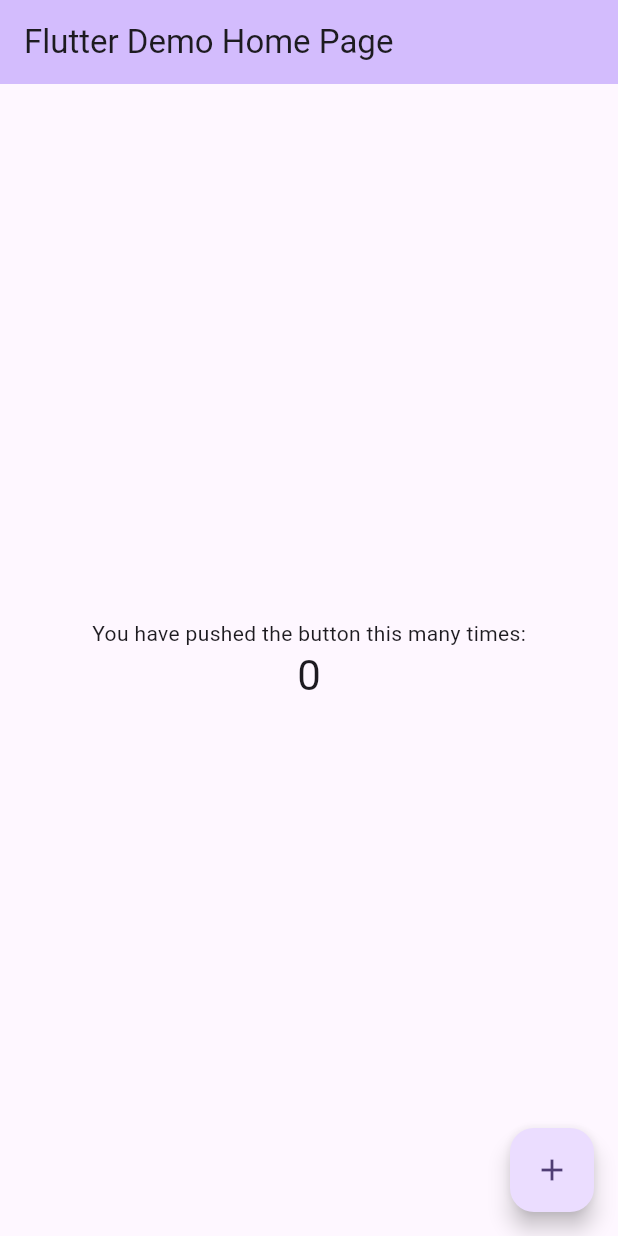
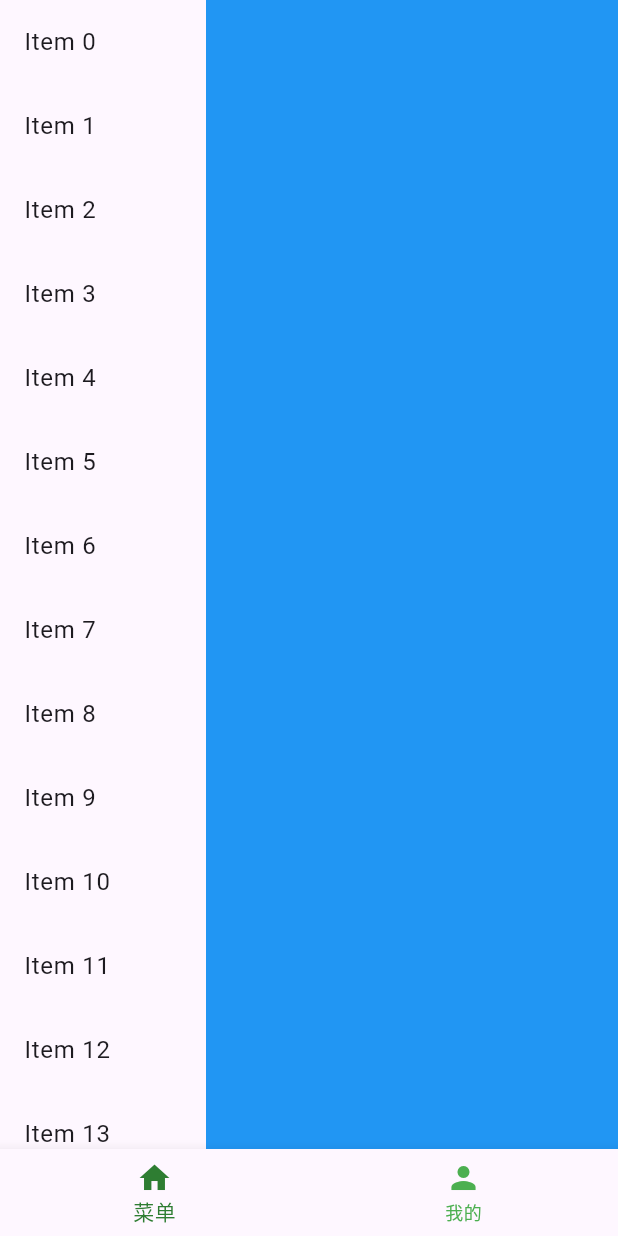
Before and after one commit to Fall-H/n-order-dishes, a Flutter app: the screen it shows after launch, on a phone screen of 412 x 824 dp. Run offline on Flutter 3.47's test engine with Material 3 defaults, Android fonts, the phone set to English and light mode, and no system bars.

Commit message:
增加页面

```diff
--- a/app_ui/lib/main.dart
+++ b/app_ui/lib/main.dart
@@ -1,125 +1,65 @@
+import 'package:app_ui/page/homePage.dart';
+import 'package:app_ui/page/profilePage.dart';
 import 'package:flutter/material.dart';
 
 void main() {
-  runApp(const MyApp());
+  runApp(const MainApp());
 }
 
-class MyApp extends StatelessWidget {
-  const MyApp({super.key});
+class MainApp extends StatelessWidget {
+  const MainApp({super.key});
 
-  // This widget is the root of your application.
   @override
   Widget build(BuildContext context) {
-    return MaterialApp(
-      title: 'Flutter Demo',
-      theme: ThemeData(
-        // This is the theme of your application.
-        //
-        // TRY THIS: Try running your application with "flutter run". You'll see
-        // the application has a purple toolbar. Then, without quitting the app,
-        // try changing the seedColor in the colorScheme below to Colors.green
-        // and then invoke "hot reload" (save your changes or press the "hot
-        // reload" button in a Flutter-supported IDE, or press "r" if you used
-        // the command line to start the app).
-        //
-        // Notice that the counter didn't reset back to zero; the application
-        // state is not lost during the reload. To reset the state, use hot
-        // restart instead.
-        //
-        // This works for code too, not just values: Most code changes can be
-        // tested with just a hot reload.
-        colorScheme: ColorScheme.fromSeed(seedColor: Colors.deepPurple),
-        useMaterial3: true,
-      ),
-      home: const MyHomePage(title: 'Flutter Demo Home Page'),
+    return const MaterialApp(
+      home: MainPage(),
     );
   }
 }
 
-class MyHomePage extends StatefulWidget {
-  const MyHomePage({super.key, required this.title});
-
-  // This widget is the home page of your application. It is stateful, meaning
-  // that it has a State object (defined below) that contains fields that affect
-  // how it looks.
-
-  // This class is the configuration for the state. It holds the values (in this
-  // case the title) provided by the parent (in this case the App widget) and
-  // used by the build method of the State. Fields in a Widget subclass are
-  // always marked "final".
-
-  final String title;
+class MainPage extends StatefulWidget {
+  const MainPage({super.key});
 
   @override
-  State<MyHomePage> createState() => _MyHomePageState();
+  State<MainPage> createState() => _MainPageState();
 }
 
-class _MyHomePageState extends State<MyHomePage> {
-  int _counter = 0;
+class _MainPageState extends State<MainPage> {
+  int _selectedIndex = 0;
 
-  void _incrementCounter() {
+  static final List<Widget> _widgetOptions = <Widget>[
+    const HomePage(),
+    const ProfilePage()
+  ];
+
+  void _onItemTapped(int index) {
     setState(() {
-      // This call to setState tells the Flutter framework that something has
-      // changed in this State, which causes it to rerun the build method below
-      // so that the display can reflect the updated values. If we changed
-      // _counter without calling setState(), then the build method would not be
-      // called again, and so nothing would appear to happen.
-      _counter++;
+      _selectedIndex = index;
     });
   }
 
   @override
   Widget build(BuildContext context) {
-    // This method is rerun every time setState is called, for instance as done
-    // by the _incrementCounter method above.
-    //
-    // The Flutter framework has been optimized to make rerunning build methods
-    // fast, so that you can just rebuild anything that needs updating rather
-    // than having to individually change instances of widgets.
     return Scaffold(
-      appBar: AppBar(
-        // TRY THIS: Try changing the color here to a specific color (to
-        // Colors.amber, perhaps?) and trigger a hot reload to see the AppBar
-        // change color while the other colors stay the same.
-        backgroundColor: Theme.of(context).colorScheme.inversePrimary,
-        // Here we take the value from the MyHomePage object that was created by
-        // the App.build method, and use it to set our appbar title.
-        title: Text(widget.title),
+      appBar: null,
+      body: Center(
+        child: _widgetOptions.elementAt(_selectedIndex),
       ),
-      body: Center(
-        // Center is a layout widget. It takes a single child and positions it
-        // in the middle of the parent.
-        child: Column(
-          // Column is also a layout widget. It takes a list of children and
-          // arranges them vertically. By default, it sizes itself to fit its
-          // children horizontally, and tries to be as tall as its parent.
-          //
-          // Column has various properties to control how it sizes itself and
-          // how it positions its children. Here we use mainAxisAlignment to
-          // center the children vertically; the main axis here is the vertical
-          // axis because Columns are vertical (the cross axis would be
-          // horizontal).
-          //
-          // TRY THIS: Invoke "debug painting" (choose the "Toggle Debug Paint"
-          // action in the IDE, or press "p" in the console), to see the
-          // wireframe for each widget.
-          mainAxisAlignment: MainAxisAlignment.center,
-          children: <Widget>[
-            const Text(
-              'You have pushed the button this many times:',
-            ),
-            Text(
-              '$_counter',
-              style: Theme.of(context).textTheme.headlineMedium,
-            ),
-          ],
-        ),
+      bottomNavigationBar: BottomNavigationBar(
+        items: <BottomNavigationBarItem>[
+          _createCustomBottomNavigationBarItem(Icons.home, '菜单', 0),
+          _createCustomBottomNavigationBarItem(Icons.person, '我的', 2),
+        ],
+        currentIndex: _selectedIndex,
+        selectedItemColor: const Color(0xff2e7d32),
+        unselectedItemColor: const Color(0xff4caf50),
+        onTap: _onItemTapped,
       ),
-      floatingActionButton: FloatingActionButton(
-        onPressed: _incrementCounter,
-        tooltip: 'Increment',
-        child: const Icon(Icons.add),
-      ), // This trailing comma makes auto-formatting nicer for build methods.
     );
   }
+
+  BottomNavigationBarItem _createCustomBottomNavigationBarItem(
+      IconData icon, String title, int index) {
+    return BottomNavigationBarItem(icon: Icon(icon), label: title);
+  }
 }
--- /dev/null
+++ b/app_ui/lib/page/homePage.dart
@@ -0,0 +1,39 @@
+import 'package:flutter/material.dart';
+
+class HomePage extends StatefulWidget {
+  const HomePage({super.key});
+
+  @override
+  State<HomePage> createState() => _HomePageState();
+}
+
+class _HomePageState extends State<HomePage> {
+  List<String> items = List.generate(100, (index) => 'Item $index');
+
+  @override
+  Widget build(BuildContext context) {
+    return Scaffold(
+      body: Row(
+        children: <Widget>[
+          Expanded(
+            flex: 1,
+            child: ListView.builder(
+              // 列表项的数量
+              itemCount: items.length,
+              // 为每个列表项构建 Widget
+              itemBuilder: (context, index) {
+                return ListTile(
+                  title: Text(items[index]),
+                );
+              },
+            ),
+          ),
+          Expanded(
+            flex: 2,
+            child: Container(color: Colors.blue),
+          ),
+        ],
+      ),
+    );
+  }
+}
```
Also changed, not shown: app_ui/lib/component/dishesTypeItem.dart (added, +24 -0 lines), app_ui/lib/page/profilePage.dart (added, +17 -0 lines), 1 other file.
